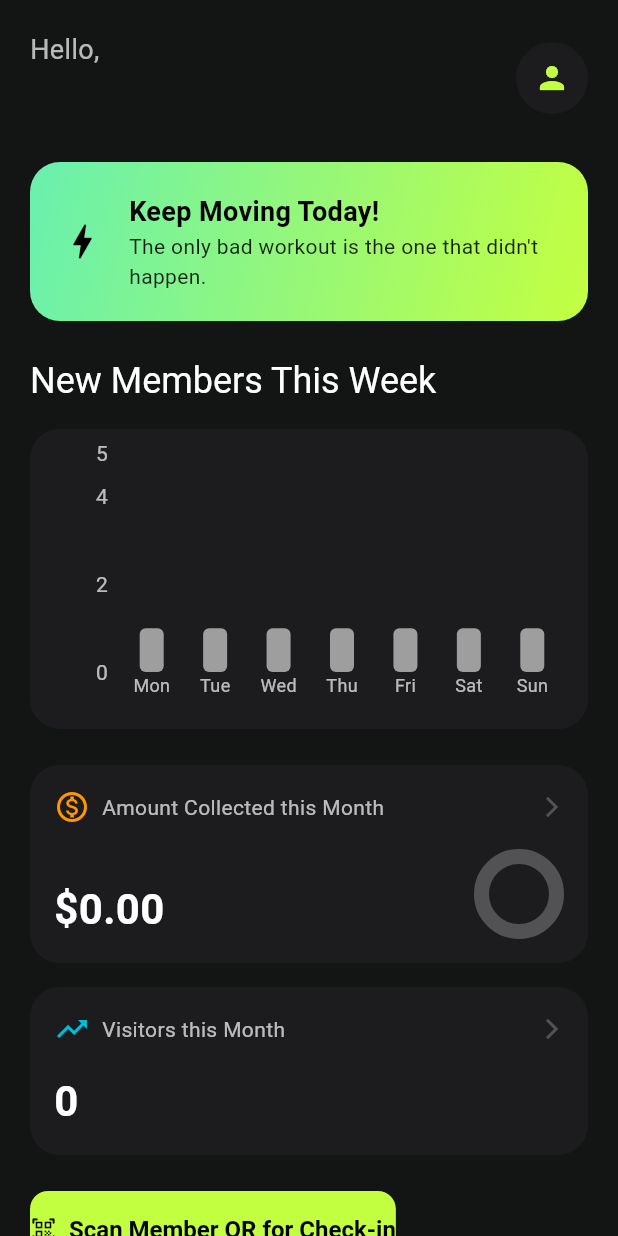
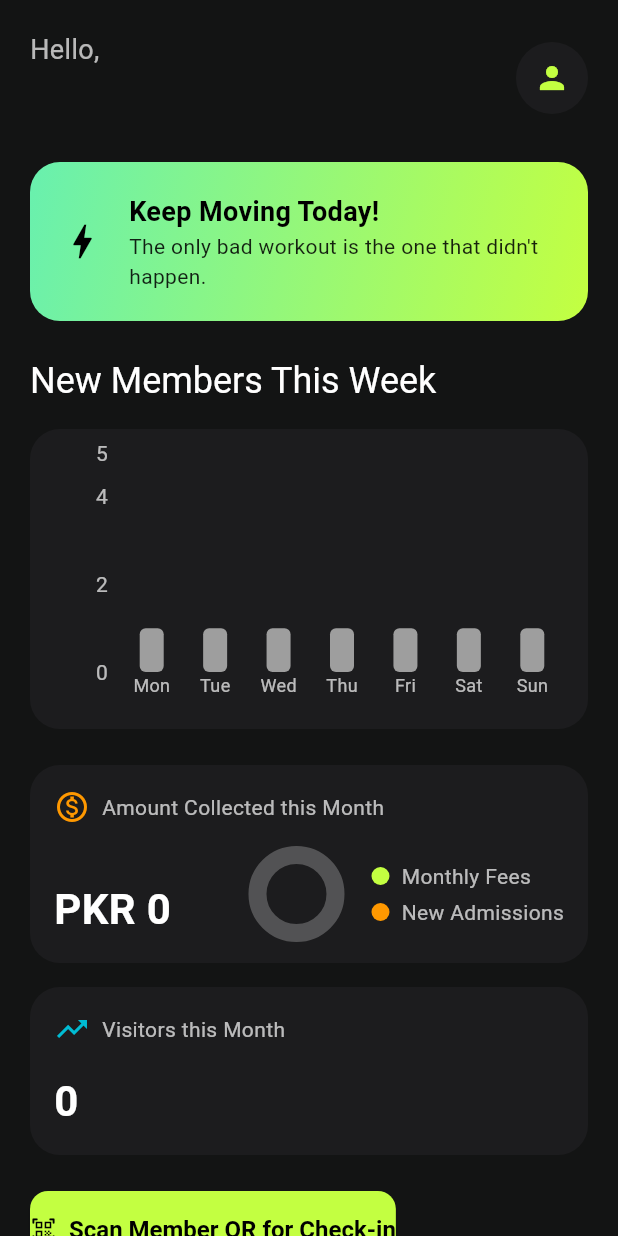
Before and after one commit to uzaka5944-lab/gym_management_app, a Flutter app: the AdminDashboardSummaryScreen screen opened directly, on a phone screen of 412 x 824 dp. Run offline on Flutter 3.47's test engine with Material 3 defaults, Android fonts, the phone set to English and light mode, and no system bars; drawn by our look-alikes of fl_chart; our stand-ins replace qr_flutter, supabase_flutter; missing offline and left inert: mobile_scanner; accounts and stored records are empty; Roboto replaces fonts that are missing (Poppins).

Commit message:
new updates

```diff
--- a/lib/admin_dashboard_summary_screen.dart
+++ b/lib/admin_dashboard_summary_screen.dart
@@ -5,7 +5,8 @@ import 'package:fl_chart/fl_chart.dart';
 import 'dart:async';
 import '../main.dart';
 import '../theme.dart';
-import 'qr_scanner_screen.dart'; // We will create this new screen next
+import 'qr_scanner_screen.dart';
+import 'admin_financial_report_screen.dart'; // Import the new screen
 
 class AdminDashboardSummaryScreen extends StatefulWidget {
   const AdminDashboardSummaryScreen({super.key});
@@ -19,7 +20,7 @@ class _AdminDashboardSummaryScreenState extends State<AdminDashboardSummaryScree
     with TickerProviderStateMixin {
   late Future<String> _adminNameFuture;
   late Future<Map<String, double>> _newMembersFuture;
-  late Future<Map<String, double>> _monthlyRevenueBreakdownFuture; // MODIFIED
+  late Future<Map<String, double>> _monthlyRevenueBreakdownFuture;
   late Future<Map<int, int>> _monthlyVisitorsFuture;
 
   late AnimationController _animationController;
@@ -103,13 +104,12 @@ class _AdminDashboardSummaryScreenState extends State<AdminDashboardSummaryScree
     setState(() {
       _adminNameFuture = _fetchAdminName();
       _newMembersFuture = _fetchNewMembersWeekly();
-      _monthlyRevenueBreakdownFuture = _fetchMonthlyRevenueBreakdown(); // MODIFIED
+      _monthlyRevenueBreakdownFuture = _fetchMonthlyRevenueBreakdown();
       _monthlyVisitorsFuture = _fetchMonthlyVisitors();
     });
   }
 
   Future<String> _fetchAdminName() async {
-    // ... (this function remains the same)
     try {
       final user = supabase.auth.currentUser;
       if (user == null) return "Admin";
@@ -125,7 +125,6 @@ class _AdminDashboardSummaryScreenState extends State<AdminDashboardSummaryScree
   }
 
   Future<Map<String, double>> _fetchNewMembersWeekly() async {
-    // ... (this function remains the same)
      final Map<String, double> weeklyData = {
       'Mon': 0, 'Tue': 0, 'Wed': 0, 'Thu': 0, 'Fri': 0, 'Sat': 0, 'Sun': 0,
     };
@@ -141,7 +140,7 @@ class _AdminDashboardSummaryScreenState extends State<AdminDashboardSummaryScree
 
       for (var record in response) {
         final createdAt = DateTime.parse(record['created_at']);
-        final day = DateFormat('E').format(createdAt); // E.g., "Mon"
+        final day = DateFormat('E').format(createdAt);
         if (weeklyData.containsKey(day)) {
           weeklyData[day] = weeklyData[day]! + 1;
         }
@@ -149,13 +148,15 @@ class _AdminDashboardSummaryScreenState extends State<AdminDashboardSummaryScree
       return weeklyData;
     } catch (e) {
       debugPrint("Error fetching weekly new members: $e");
-      return weeklyData; // Return empty data on error
+      return weeklyData;
     }
   }
 
-  // MODIFIED: Fetches revenue and splits it by new members vs renewals
   Future<Map<String, double>> _fetchMonthlyRevenueBreakdown() async {
-    final Map<String, double> breakdown = {'new': 0.0, 'renewal': 0.0};
+    final Map<String, double> breakdown = {
+      'monthly_fee': 0.0,
+      'new_admission': 0.0
+    };
     try {
       final now = DateTime.now();
       final startOfMonth = DateTime(now.year, now.month, 1).toIso8601String();
@@ -167,10 +168,9 @@ class _AdminDashboardSummaryScreenState extends State<AdminDashboardSummaryScree
 
       for (var payment in response) {
         final amount = (payment['amount'] as num).toDouble();
-        if (payment['payment_type'] == 'new_member') {
-          breakdown['new'] = breakdown['new']! + amount;
-        } else {
-          breakdown['renewal'] = breakdown['renewal']! + amount;
+        final type = payment['payment_type'];
+        if (breakdown.containsKey(type)) {
+          breakdown[type] = breakdown[type]! + amount;
         }
       }
       return breakdown;
@@ -181,7 +181,6 @@ class _AdminDashboardSummaryScreenState extends State<AdminDashboardSummaryScree
   }
 
   Future<Map<int, int>> _fetchMonthlyVisitors() async {
-    // ... (this function remains the same)
     final Map<int, int> dailyCounts = {};
     try {
       final now = DateTime.now();
@@ -224,7 +223,7 @@ class _AdminDashboardSummaryScreenState extends State<AdminDashboardSummaryScree
                 const SizedBox(height: 24),
                 _buildStatCardsRow(),
                 const SizedBox(height: 24),
-                _buildScanButton(), // ADDED: QR Scan Button
+                _buildScanButton(),
               ],
             ),
           ),
@@ -233,7 +232,6 @@ class _AdminDashboardSummaryScreenState extends State<AdminDashboardSummaryScree
     );
   }
 
-  // ... (_buildHeader, _buildAnimatedCard, _buildRecentStatsSection remain the same)
   Widget _buildHeader() {
     return FutureBuilder<String>(
       future: _adminNameFuture,
@@ -337,7 +335,7 @@ class _AdminDashboardSummaryScreenState extends State<AdminDashboardSummaryScree
                 child: BarChart(
                   BarChartData(
                     alignment: BarChartAlignment.spaceAround,
-                    maxY: maxValue == 0 ? 5 : maxValue + 2, // Ensure chart is not flat if no data
+                    maxY: maxValue == 0 ? 5 : maxValue + 2,
                     barTouchData: BarTouchData(
                       touchTooltipData: BarTouchTooltipData(
                         getTooltipColor: (_) => Colors.blueGrey,
@@ -376,7 +374,7 @@ class _AdminDashboardSummaryScreenState extends State<AdminDashboardSummaryScree
                         x: index,
                         barRods: [
                           BarChartRodData(
-                            toY: entry.value + 1, // Add 1 to avoid 0 height
+                            toY: entry.value + 1,
                             color: entry.value == maxValue && maxValue > 0 ? primaryColor : Colors.grey,
                             width: 16,
                             borderRadius: BorderRadius.circular(4)
@@ -392,51 +390,58 @@ class _AdminDashboardSummaryScreenState extends State<AdminDashboardSummaryScree
     );
   }
 
-
   Widget _buildStatCardsRow() {
     return Column(
       children: [
-        // MODIFIED: Revenue Card with Pie Chart
         FutureBuilder<Map<String, double>>(
           future: _monthlyRevenueBreakdownFuture,
           builder: (context, snapshot) {
-            final breakdown = snapshot.data ?? {'new': 0.0, 'renewal': 0.0};
-            final totalRevenue = breakdown['new']! + breakdown['renewal']!;
-            final newRevenue = breakdown['new']!;
+            final breakdown = snapshot.data ?? {'monthly_fee': 0.0, 'new_admission': 0.0};
+            final monthlyFee = breakdown['monthly_fee']!;
+            final newAdmissionFee = breakdown['new_admission']!;
+            final totalRevenue = monthlyFee + newAdmissionFee;
 
             List<PieChartSectionData> sections = [];
             if (totalRevenue > 0) {
               sections = [
                 PieChartSectionData(
-                  value: newRevenue,
+                  value: monthlyFee,
+                  color: primaryColor,
+                  title: '',
+                  radius: 12,
+                ),
+                PieChartSectionData(
+                  value: newAdmissionFee,
                   color: Colors.orange,
                    title: '',
-                  radius: 10,
-                ),
-                PieChartSectionData(
-                  value: breakdown['renewal']!,
-                  color: Colors.white24,
-                   title: '',
-                  radius: 10,
+                  radius: 12,
                 ),
               ];
             } else {
                sections = [
                 PieChartSectionData(
-                  value: 1, // Full circle if no data
+                  value: 1,
                   color: Colors.white24,
                    title: '',
-                  radius: 10,
+                  radius: 12,
                 ),
               ];
             }
 
-            return StatInfoCard(
+            return GestureDetector(
+              onTap: () {
+                Navigator.of(context).push(
+                  MaterialPageRoute(builder: (context) => const AdminFinancialReportScreen()),
+                );
+              },
+              child: StatInfoCard(
                 title: "Amount Collected this Month",
-              value: '\$${totalRevenue.toStringAsFixed(2)}',
+                value: 'PKR ${NumberFormat('#,##0').format(totalRevenue)}',
                 icon: Icons.monetization_on_outlined,
                 iconColor: Colors.orange,
-              chart: SizedBox(
+                chart: Row(
+                  children: [
+                    SizedBox(
                       width: 60,
                       height: 60,
                       child: PieChart(
@@ -444,15 +449,26 @@ class _AdminDashboardSummaryScreenState extends State<AdminDashboardSummaryScree
                           sections: sections,
                           startDegreeOffset: -90,
                           centerSpaceRadius: 20,
-                    sectionsSpace: 0,
+                          sectionsSpace: 2,
                         )
+                      ),
+                    ),
+                    const SizedBox(width: 20),
+                    Column(
+                      crossAxisAlignment: CrossAxisAlignment.start,
+                      children: [
+                        _buildLegendItem(primaryColor, 'Monthly Fees'),
+                        const SizedBox(height: 4),
+                        _buildLegendItem(Colors.orange, 'New Admissions'),
+                      ],
+                    )
+                  ],
                 ),
               ),
             );
           },
         ),
         const SizedBox(height: 16),
-        // Visitors This Month Card (remains the same)
         FutureBuilder<Map<int, int>>(
           future: _monthlyVisitorsFuture,
           builder: (context, snapshot) {
@@ -493,7 +509,23 @@ class _AdminDashboardSummaryScreenState extends State<AdminDashboardSummaryScree
     );
   }
 
-  // ADDED: New widget for the scan button
+  Widget _buildLegendItem(Color color, String text) {
+    return Row(
+      children: [
+        Container(
+          width: 12,
+          height: 12,
+          decoration: BoxDecoration(
+            shape: BoxShape.circle,
+            color: color,
+          ),
+        ),
+        const SizedBox(width: 8),
+        Text(text, style: const TextStyle(color: Colors.white70)),
+      ],
+    );
+  }
+
   Widget _buildScanButton() {
     return ElevatedButton.icon(
       icon: const Icon(Icons.qr_code_scanner_rounded),
@@ -513,7 +545,6 @@ class _AdminDashboardSummaryScreenState extends State<AdminDashboardSummaryScree
   }
 }
 
-// ... (StatInfoCard widget remains the same)
 class StatInfoCard extends StatelessWidget {
   final String title;
   final String value;
@@ -542,16 +573,10 @@ class StatInfoCard extends StatelessWidget {
         crossAxisAlignment: CrossAxisAlignment.start,
         children: [
           Row(
-            mainAxisAlignment: MainAxisAlignment.spaceBetween,
-            children: [
-              Row(
             children: [
               Icon(icon, color: iconColor),
               const SizedBox(width: 8),
               Text(title, style: const TextStyle(color: Colors.white70)),
-                ],
-              ),
-              const Icon(Icons.arrow_forward_ios, color: Colors.white24, size: 16),
             ],
           ),
           const SizedBox(height: 16),
```
Also changed, not shown: lib/admin_financial_report_screen.dart (added, +234 -0 lines), lib/admin_member_details_screen.dart (+22 -10 lines). Lines whose indentation alone changed are shown as unchanged.
